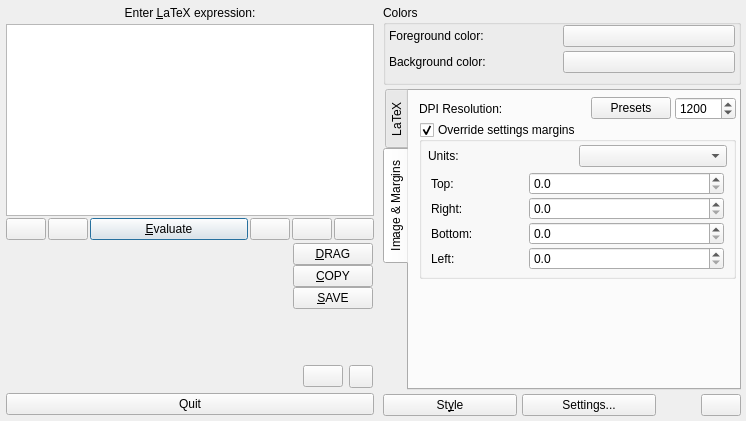
Qt form src/klfmainwin.ui (CryFeiFei/klatexformula) before a commit.
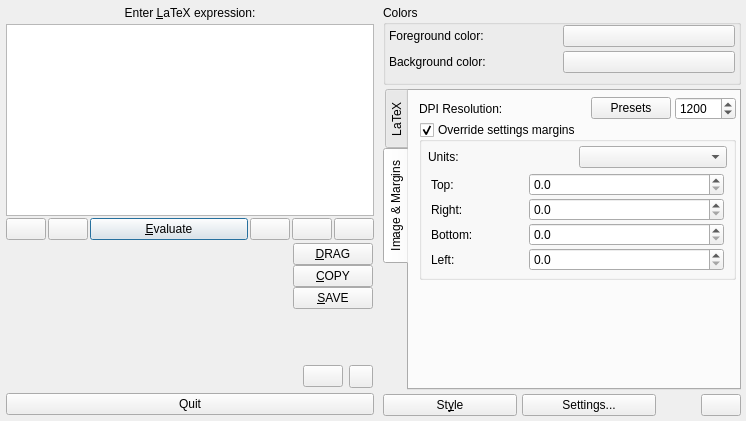
The same form after that commit. The open tabs and pages were chosen to show the change. Icons and pictures are not drawn. Custom widgets are drawn as their Qt base class.

The edit to the form file:
```diff
--- a/src/klfmainwin.ui
+++ b/src/klfmainwin.ui
@@ -776,7 +776,7 @@
                <number>6</number>
               </property>
               <property name="topMargin">
-               <number>3</number>
+               <number>4</number>
               </property>
               <property name="rightMargin">
                <number>6</number>
```
Left out of the diff: 3 changed lines with no effect on the pictures.
